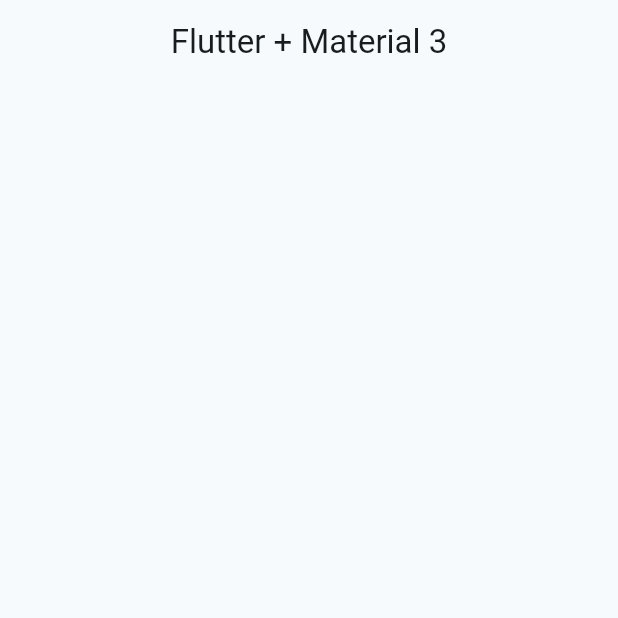
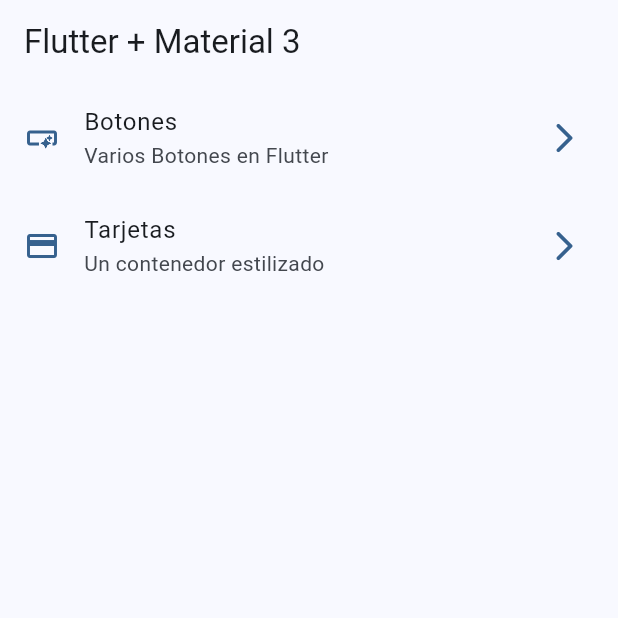
Before and after one commit to rubbeen/widgets-app-flutter, a Flutter app: the screen it shows after launch, on a phone screen of 412 x 824 dp, the top half of it. Run offline on Flutter 3.47's test engine with Material 2 defaults, Android fonts, the phone set to English and light mode, and no system bars.

Commit message:
home screen implementado

```diff
--- a/lib/config/meun/menu_items.dart
+++ b/lib/config/meun/menu_items.dart
@@ -13,7 +13,7 @@ class MenuItem {
       required this.icon});
 }
 
-const appMenuItemas = <MenuItem>[
+const appMenuItems = <MenuItem>[
   MenuItem(
       title: 'Botones',
       subtitle: 'Varios Botones en Flutter',
--- a/lib/config/theme/app_theme.dart
+++ b/lib/config/theme/app_theme.dart
@@ -22,5 +22,6 @@ class AppTheme {
   ThemeData getTheme() => ThemeData(
       useMaterial3: true,
       colorSchemeSeed: colorList[selectedColor],
-      appBarTheme: const AppBarTheme(centerTitle: true));
+      // appBarTheme: const AppBarTheme(centerTitle: true)
+      );
 }
--- a/lib/main.dart
+++ b/lib/main.dart
@@ -12,7 +12,7 @@ class MainApp extends StatelessWidget {
   @override
   Widget build(BuildContext context) {
     return MaterialApp(
-      theme: AppTheme(selectedColor: 7).getTheme(),
+      theme: AppTheme(selectedColor: 0).getTheme(),
       debugShowCheckedModeBanner: false,
       home: const HomeScreen(),
     );
--- a/lib/presentation/screens/home/home_screen.dart
+++ b/lib/presentation/screens/home/home_screen.dart
@@ -1,4 +1,8 @@
 import 'package:flutter/material.dart';
+import 'package:widgets_app/config/theme/app_theme.dart';
+
+import '../../../config/meun/menu_items.dart';
+
 class HomeScreen extends StatelessWidget {
   const HomeScreen({super.key});
 
@@ -8,6 +12,46 @@ class HomeScreen extends StatelessWidget {
       appBar: AppBar(
         title: const Text('Flutter + Material 3'),
       ),
+      body: const _HomeView(),
     );
   }
 }
+
+class _HomeView extends StatelessWidget {
+  const _HomeView();
+
+  @override
+  Widget build(BuildContext context) {
+    return ListView.builder(
+        itemCount: appMenuItems.length,
+        itemBuilder: (context, index) {
+          final menuItem = appMenuItems[index];
+
+          return _CustomListTitle(menuItem: menuItem);
+        });
+  }
+}
+
+class _CustomListTitle extends StatelessWidget {
+  const _CustomListTitle({
+    required this.menuItem,
+  });
+
+  final MenuItem menuItem;
+
+  @override
+  Widget build(BuildContext context) {
+    final Colors = Theme.of(context).colorScheme;
+
+    return ListTile(
+        iconColor: Colors.primary,
+        trailing: const Icon(Icons.arrow_forward_ios_rounded),
+        leading: Icon(menuItem.icon),
+        title: Text(menuItem.title),
+        subtitle: Text(menuItem.subtitle),
+        onTap: () {
+          // todo : navegar a otras pantallas
+        },
+        );
+  }
+}
```
